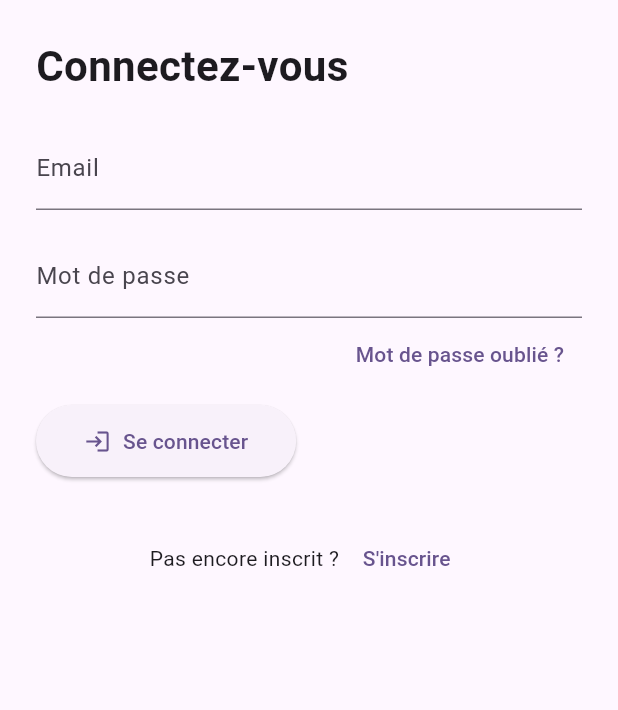
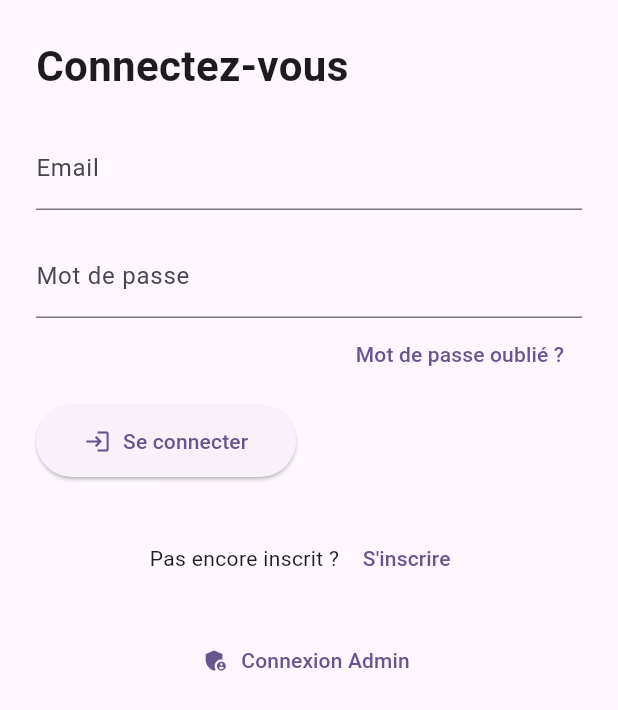
Before and after one commit to ranimfer/Showroom_front-end, a Flutter app: the LoginPage widget shown alone on an empty page, opened directly, on a phone screen of 412 x 824 dp. Shown: the top 710 px of the screen. Run offline on Flutter 3.47's test engine with Material 3 defaults, Android fonts, the light colour scheme and no system bars; our stand-ins replace flutter_svg, font_awesome_flutter, google_maps_flutter, lucide_icons; missing offline and left inert: flutter_ecommerce_app.

Commit message:
Update LoginPage.dart

```diff
--- a/lib/pages/LoginPage.dart
+++ b/lib/pages/LoginPage.dart
@@ -112,6 +112,21 @@ class _LoginPageState extends State<LoginPage> {
                 ),
               ],
             ),
+            const SizedBox(height: 20),
+            //  Bouton Admin
+            Center(
+              child: TextButton.icon(
+                icon: const Icon(Icons.admin_panel_settings),
+                label: const Text("Connexion Admin"),
+                onPressed: () {
+                  Navigator.push(
+                    context,
+                    MaterialPageRoute(builder: (_) => const AdminLoginPage()),
+                  );
+                },
+              ),
+            ),
+
           ],
         ),
       ),
```
